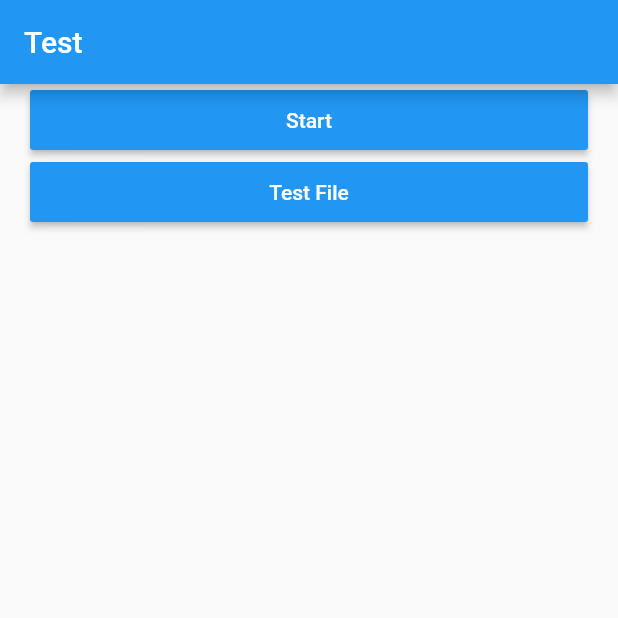
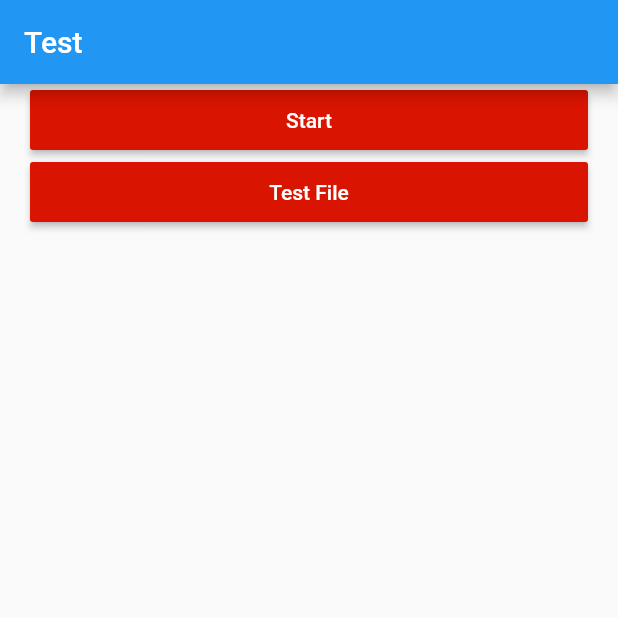
Before and after one commit to AWFKK/flutter_app, a Flutter app: the screen it shows after launch, on a phone screen of 412 x 824 dp, the top half of it. Run offline on Flutter 3.47's test engine with Material 2 defaults, Android fonts, the phone set to English and light mode, and no system bars; our stand-ins replace fluttertoast, hexcolor.

Commit message:
12-23-20

```diff
--- a/lib/AppTheme.dart
+++ b/lib/AppTheme.dart
@@ -2,6 +2,7 @@ import 'package:flutter/material.dart';
 
 class AppTheme {
   AppTheme._();
+
 
   static const Color notWhite = Color(0xFFEDF0F2);
   static const Color nearlyWhite = Color(0xFFFEFEFE);
--- a/lib/Home.dart
+++ b/lib/Home.dart
@@ -1,6 +1,7 @@
 import 'package:flutter/material.dart';
 import 'package:flutter_app/Grid/TestFile.dart';
 import 'package:fluttertoast/fluttertoast.dart';
+import 'package:hexcolor/hexcolor.dart';
 
 import 'Grid/Category_List.dart';
 
@@ -30,7 +31,7 @@ class _HomeState extends State<Home> {
               child: RaisedButton(
                   child: Text('Start'),
                   textColor: Colors.white,
-                  color: Colors.blue,
+                  color: HexColor('#D91400'),
                   padding: EdgeInsets.fromLTRB(12, 12, 12, 12),
                   onPressed: () {
                     //Intent Next Activity
@@ -58,7 +59,7 @@ class _HomeState extends State<Home> {
               child: RaisedButton(
                   child: Text('Test File'),
                   textColor: Colors.white,
-                  color: Colors.blue,
+                  color: HexColor('#D91400'),
                   padding: EdgeInsets.fromLTRB(12, 12, 12, 12),
                   onPressed: () {
                     //Intent Next Activity
--- a/pubspec.yaml
+++ b/pubspec.yaml
@@ -36,6 +36,8 @@ dependencies:
   url_launcher: ^5.7.10
   #For Grid Which We Want
   flutter_staggered_grid_view: "^0.3.1"
+  #For HEX Color Code
+  hexcolor: ^1.0.6
 
 dev_dependencies:
   flutter_test:
```
Also changed, not shown: lib/Grid/TestFile.dart (+22 -9 lines), pubspec.lock, 1 other file.
